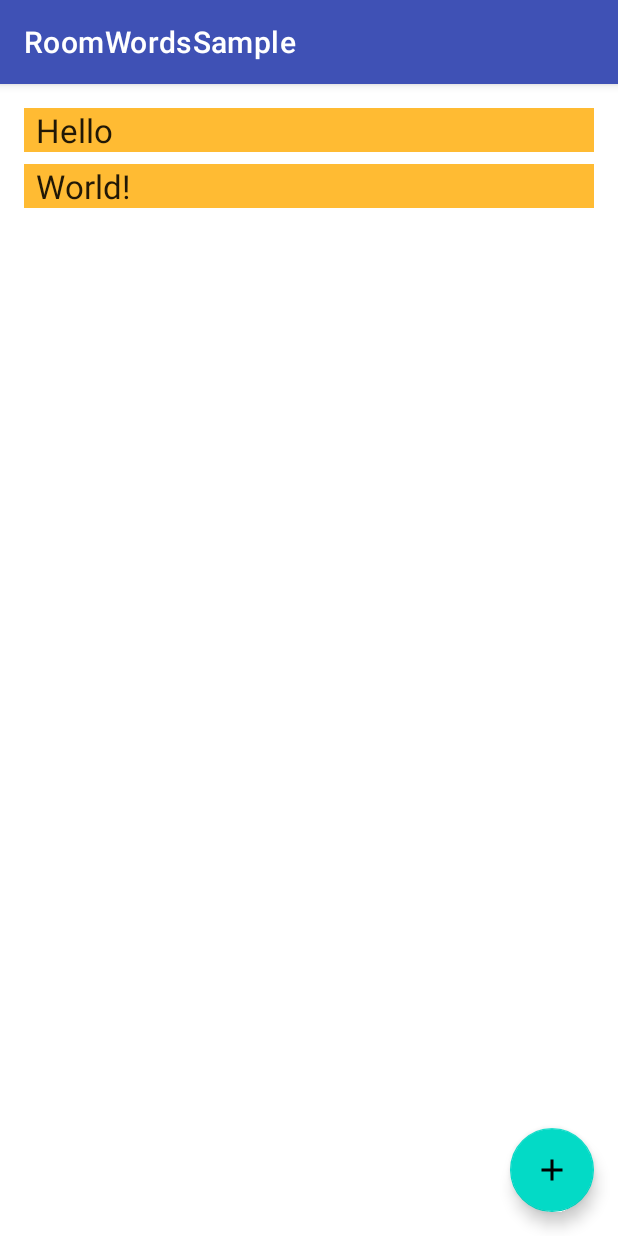
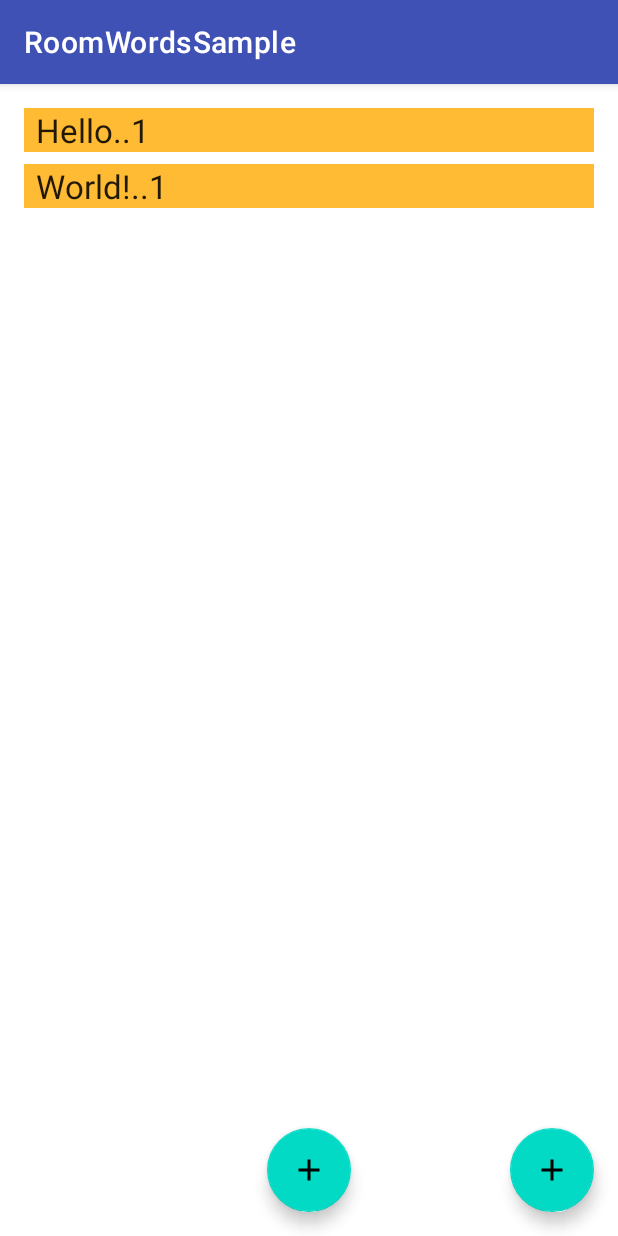
Before and after one commit to android/codelab-android-room-with-a-view, an Android app: the screen it shows after launch (MainActivity), on a phone screen of 412 x 824 dp. Run offline under Robolectric (Android 15) with nearby library versions, the phone set to English and light mode, and no system bars; our stand-ins replace Room's generated code.

Commit message:
migration room database

```diff
--- a/app/src/main/java/com/example/android/roomwordssample/MainActivity.kt
+++ b/app/src/main/java/com/example/android/roomwordssample/MainActivity.kt
@@ -22,10 +22,15 @@ import android.os.Bundle
 import android.widget.Toast
 import androidx.activity.viewModels
 import androidx.appcompat.app.AppCompatActivity
+import androidx.lifecycle.Observer
 import androidx.lifecycle.observe
 import androidx.recyclerview.widget.LinearLayoutManager
 import androidx.recyclerview.widget.RecyclerView
 import com.google.android.material.floatingactionbutton.FloatingActionButton
+import kotlinx.coroutines.GlobalScope
+import kotlinx.coroutines.InternalCoroutinesApi
+import kotlinx.coroutines.launch
+import kotlinx.coroutines.runBlocking
 
 class MainActivity : AppCompatActivity() {
 
@@ -52,6 +57,11 @@ class MainActivity : AppCompatActivity() {
         }
 
         val fab = findViewById<FloatingActionButton>(R.id.fab)
+        val fabTwo = findViewById<FloatingActionButton>(R.id.fab_two)
+
+        fabTwo.setOnClickListener {
+            wordViewModel.deleteAll()
+        }
         fab.setOnClickListener {
             val intent = Intent(this@MainActivity, NewWordActivity::class.java)
             startActivityForResult(intent, newWordActivityRequestCode)
@@ -68,9 +78,9 @@ class MainActivity : AppCompatActivity() {
             }
         } else {
             Toast.makeText(
-                applicationContext,
-                R.string.empty_not_saved,
-                Toast.LENGTH_LONG
+                    applicationContext,
+                    R.string.empty_not_saved,
+                    Toast.LENGTH_LONG
             ).show()
         }
     }
--- a/app/src/main/java/com/example/android/roomwordssample/Word.kt
+++ b/app/src/main/java/com/example/android/roomwordssample/Word.kt
@@ -32,4 +32,4 @@ import androidx.room.PrimaryKey
  */
 
 @Entity(tableName = "word_table")
-data class Word(@PrimaryKey @ColumnInfo(name = "word") val word: String)
+data class Word(@PrimaryKey @ColumnInfo(name = "word") val word: String, @ColumnInfo(name = "sex") val sex: Int = 1)
--- a/app/src/main/java/com/example/android/roomwordssample/WordListAdapter.kt
+++ b/app/src/main/java/com/example/android/roomwordssample/WordListAdapter.kt
@@ -33,7 +33,7 @@ class WordListAdapter : ListAdapter<Word, WordViewHolder>(WORDS_COMPARATOR) {
 
     override fun onBindViewHolder(holder: WordViewHolder, position: Int) {
         val current = getItem(position)
-        holder.bind(current.word)
+        holder.bind("${current.word}..${current.sex}")
     }
 
     class WordViewHolder(itemView: View) : RecyclerView.ViewHolder(itemView) {
@@ -46,7 +46,7 @@ class WordListAdapter : ListAdapter<Word, WordViewHolder>(WORDS_COMPARATOR) {
         companion object {
             fun create(parent: ViewGroup): WordViewHolder {
                 val view: View = LayoutInflater.from(parent.context)
-                    .inflate(R.layout.recyclerview_item, parent, false)
+                        .inflate(R.layout.recyclerview_item, parent, false)
                 return WordViewHolder(view)
             }
         }
--- a/app/src/main/java/com/example/android/roomwordssample/WordRepository.kt
+++ b/app/src/main/java/com/example/android/roomwordssample/WordRepository.kt
@@ -16,7 +16,9 @@
 package com.example.android.roomwordssample
 
 import androidx.annotation.WorkerThread
+import kotlinx.coroutines.Dispatchers
 import kotlinx.coroutines.flow.Flow
+import kotlinx.coroutines.withContext
 
 /**
  * Abstracted Repository as promoted by the Architecture Guide.
@@ -32,8 +34,15 @@ class WordRepository(private val wordDao: WordDao) {
     // implement anything else to ensure we're not doing long running database work
     // off the main thread.
     @Suppress("RedundantSuspendModifier")
-    @WorkerThread
     suspend fun insert(word: Word) {
-        wordDao.insert(word)
+        withContext(Dispatchers.IO) {
+            wordDao.insert(word)
+        }
+    }
+
+    suspend fun deleteAll() {
+        withContext(Dispatchers.IO) {
+            wordDao.deleteAll()
+        }
     }
 }
--- a/app/src/main/java/com/example/android/roomwordssample/WordRoomDatabase.kt
+++ b/app/src/main/java/com/example/android/roomwordssample/WordRoomDatabase.kt
@@ -20,6 +20,7 @@ import android.content.Context
 import androidx.room.Database
 import androidx.room.Room
 import androidx.room.RoomDatabase
+import androidx.room.migration.Migration
 import androidx.sqlite.db.SupportSQLiteDatabase
 import kotlinx.coroutines.CoroutineScope
 import kotlinx.coroutines.Dispatchers
@@ -29,7 +30,7 @@ import kotlinx.coroutines.launch
  * This is the backend. The database. This used to be done by the OpenHelper.
  * The fact that this has very few comments emphasizes its coolness.
  */
-@Database(entities = [Word::class], version = 1)
+@Database(entities = [Word::class], version = 2)
 abstract class WordRoomDatabase : RoomDatabase() {
 
     abstract fun wordDao(): WordDao
@@ -49,10 +50,9 @@ abstract class WordRoomDatabase : RoomDatabase() {
                         context.applicationContext,
                         WordRoomDatabase::class.java,
                         "word_database"
-                )
-                    // Wipes and rebuilds instead of migrating if no Migration object.
-                    // Migration is not part of this codelab.
-                    .fallbackToDestructiveMigration()
+                ).fallbackToDestructiveMigration()//升级出现异常时重建数据库表，数据库数据将会被清空
+                        .addMigrations(migration1_2)
+//                        .allowMainThreadQueries()
                         .addCallback(WordDatabaseCallback(scope))
                         .build()
                 INSTANCE = instance
@@ -60,6 +60,16 @@ abstract class WordRoomDatabase : RoomDatabase() {
                 instance
             }
         }
+
+        /**
+         * 数据库升级
+         */
+        private val migration1_2: Migration = object : Migration(1, 2) {
+            override fun migrate(database: SupportSQLiteDatabase) {
+                database.execSQL("ALTER TABLE word_table  ADD COLUMN sex INTEGER NOT NULL DEFAULT 1 ")
+            }
+        }
+
 
         private class WordDatabaseCallback(
                 private val scope: CoroutineScope
--- a/app/src/main/java/com/example/android/roomwordssample/WordViewModel.kt
+++ b/app/src/main/java/com/example/android/roomwordssample/WordViewModel.kt
@@ -21,6 +21,8 @@ import androidx.lifecycle.ViewModel
 import androidx.lifecycle.ViewModelProvider
 import androidx.lifecycle.asLiveData
 import androidx.lifecycle.viewModelScope
+import kotlinx.coroutines.InternalCoroutinesApi
+import kotlinx.coroutines.flow.collect
 import kotlinx.coroutines.launch
 
 /**
@@ -42,6 +44,10 @@ class WordViewModel(private val repository: WordRepository) : ViewModel() {
     fun insert(word: Word) = viewModelScope.launch {
         repository.insert(word)
     }
+
+    fun deleteAll() = viewModelScope.launch {
+        repository.deleteAll()
+    }
 }
 
 class WordViewModelFactory(private val repository: WordRepository) : ViewModelProvider.Factory {
--- a/app/src/main/res/layout/activity_main.xml
+++ b/app/src/main/res/layout/activity_main.xml
@@ -47,4 +47,15 @@ So, we are leaving the template code in. -->
         android:contentDescription="@string/add_word"
         android:src="@drawable/ic_add_black_24dp"/>
 
+    <com.google.android.material.floatingactionbutton.FloatingActionButton
+        android:id="@+id/fab_two"
+        android:layout_width="wrap_content"
+        android:layout_height="wrap_content"
+        android:layout_margin="16dp"
+        android:contentDescription="@string/delete_all"
+        android:src="@drawable/ic_add_black_24dp"
+        app:layout_constraintBottom_toBottomOf="parent"
+        app:layout_constraintEnd_toEndOf="parent"
+        app:layout_constraintStart_toStartOf="parent" />
+
 </androidx.constraintlayout.widget.ConstraintLayout>
--- a/app/src/main/res/values/strings.xml
+++ b/app/src/main/res/values/strings.xml
@@ -19,4 +19,6 @@ limitations under the License. -->
     <string name="button_save">Save</string>
     <string name="empty_not_saved">Word not saved because it is empty.</string>
     <string name="add_word">Add word</string>
+    <string name="delete_all">Delete all</string>
+
 </resources>
```
Lines whose indentation alone changed are shown as unchanged.
